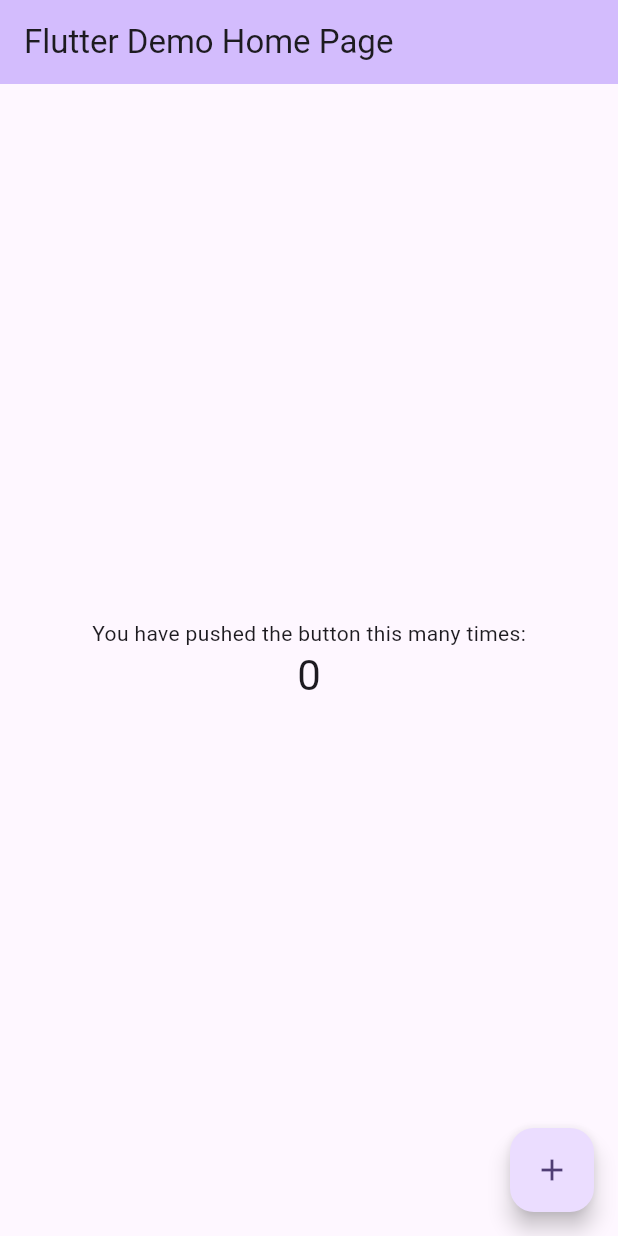
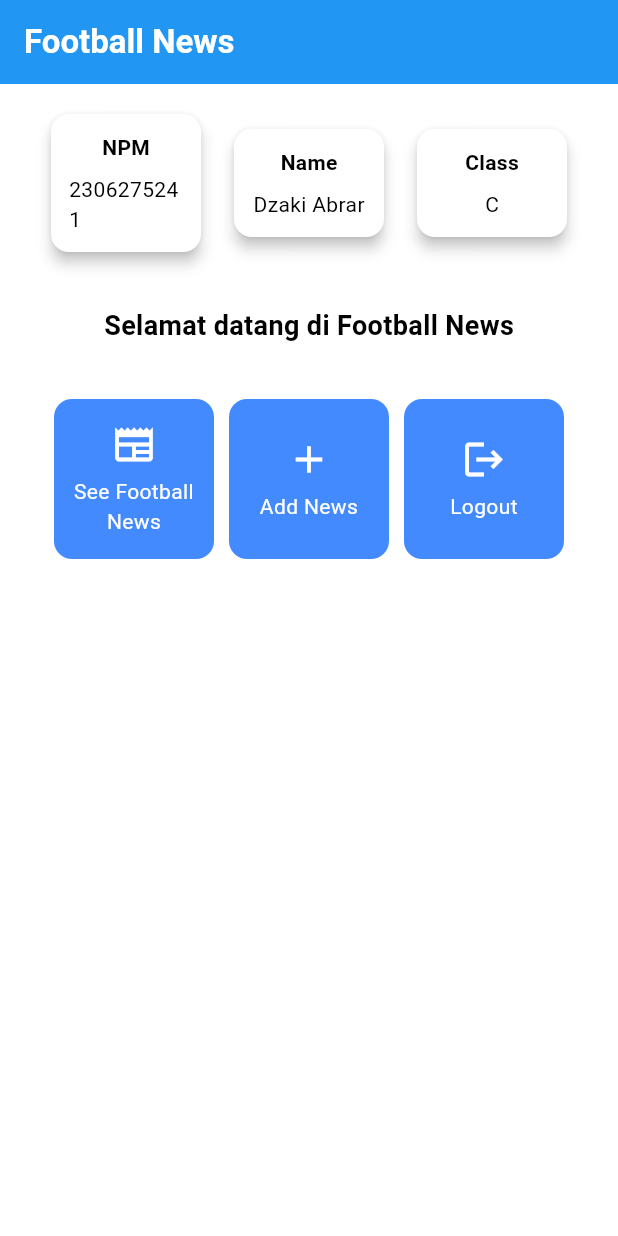
Before and after one commit to dzakiabrar/football-news-mobile, a Flutter app: the screen it shows after launch, on a phone screen of 412 x 824 dp. Run offline on Flutter 3.47's test engine with Material 3 defaults, Android fonts, the phone set to English and light mode, and no system bars.

Commit message:
tutorial 6 done

```diff
--- a/lib/main.dart
+++ b/lib/main.dart
@@ -1,4 +1,5 @@
 import 'package:flutter/material.dart';
+import 'package:football_news/menu.dart';
 
 void main() {
   runApp(const MyApp());
@@ -7,116 +8,17 @@ void main() {
 class MyApp extends StatelessWidget {
   const MyApp({super.key});
 
-  // This widget is the root of your application.
   @override
   Widget build(BuildContext context) {
     return MaterialApp(
-      title: 'Flutter Demo',
+      title: 'Football News',
       theme: ThemeData(
-        // This is the theme of your application.
-        //
-        // TRY THIS: Try running your application with "flutter run". You'll see
-        // the application has a purple toolbar. Then, without quitting the app,
-        // try changing the seedColor in the colorScheme below to Colors.green
-        // and then invoke "hot reload" (save your changes or press the "hot
-        // reload" button in a Flutter-supported IDE, or press "r" if you used
-        // the command line to start the app).
-        //
-        // Notice that the counter didn't reset back to zero; the application
-        // state is not lost during the reload. To reset the state, use hot
-        // restart instead.
-        //
-        // This works for code too, not just values: Most code changes can be
-        // tested with just a hot reload.
-        colorScheme: ColorScheme.fromSeed(seedColor: Colors.deepPurple),
+        colorScheme: ColorScheme.fromSwatch(
+          primarySwatch: Colors.blue,
+        ).copyWith(secondary: Colors.blueAccent),
       ),
-      home: const MyHomePage(title: 'Flutter Demo Home Page'),
+      home: MyHomePage(),
+      debugShowCheckedModeBanner: false, // hilangkan banner "DEBUG"
     );
   }
 }
-
-class MyHomePage extends StatefulWidget {
-  const MyHomePage({super.key, required this.title});
-
-  // This widget is the home page of your application. It is stateful, meaning
-  // that it has a State object (defined below) that contains fields that affect
-  // how it looks.
-
-  // This class is the configuration for the state. It holds the values (in this
-  // case the title) provided by the parent (in this case the App widget) and
-  // used by the build method of the State. Fields in a Widget subclass are
-  // always marked "final".
-
-  final String title;
-
-  @override
-  State<MyHomePage> createState() => _MyHomePageState();
-}
-
-class _MyHomePageState extends State<MyHomePage> {
-  int _counter = 0;
-
-  void _incrementCounter() {
-    setState(() {
-      // This call to setState tells the Flutter framework that something has
-      // changed in this State, which causes it to rerun the build method below
-      // so that the display can reflect the updated values. If we changed
-      // _counter without calling setState(), then the build method would not be
-      // called again, and so nothing would appear to happen.
-      _counter++;
-    });
-  }
-
-  @override
-  Widget build(BuildContext context) {
-    // This method is rerun every time setState is called, for instance as done
-    // by the _incrementCounter method above.
-    //
-    // The Flutter framework has been optimized to make rerunning build methods
-    // fast, so that you can just rebuild anything that needs updating rather
-    // than having to individually change instances of widgets.
-    return Scaffold(
-      appBar: AppBar(
-        // TRY THIS: Try changing the color here to a specific color (to
-        // Colors.amber, perhaps?) and trigger a hot reload to see the AppBar
-        // change color while the other colors stay the same.
-        backgroundColor: Theme.of(context).colorScheme.inversePrimary,
-        // Here we take the value from the MyHomePage object that was created by
-        // the App.build method, and use it to set our appbar title.
-        title: Text(widget.title),
-      ),
-      body: Center(
-        // Center is a layout widget. It takes a single child and positions it
-        // in the middle of the parent.
-        child: Column(
-          // Column is also a layout widget. It takes a list of children and
-          // arranges them vertically. By default, it sizes itself to fit its
-          // children horizontally, and tries to be as tall as its parent.
-          //
-          // Column has various properties to control how it sizes itself and
-          // how it positions its children. Here we use mainAxisAlignment to
-          // center the children vertically; the main axis here is the vertical
-          // axis because Columns are vertical (the cross axis would be
-          // horizontal).
-          //
-          // TRY THIS: Invoke "debug painting" (choose the "Toggle Debug Paint"
-          // action in the IDE, or press "p" in the console), to see the
-          // wireframe for each widget.
-          mainAxisAlignment: MainAxisAlignment.center,
-          children: <Widget>[
-            const Text('You have pushed the button this many times:'),
-            Text(
-              '$_counter',
-              style: Theme.of(context).textTheme.headlineMedium,
-            ),
-          ],
-        ),
-      ),
-      floatingActionButton: FloatingActionButton(
-        onPressed: _incrementCounter,
-        tooltip: 'Increment',
-        child: const Icon(Icons.add),
-      ), // This trailing comma makes auto-formatting nicer for build methods.
-    );
-  }
-}
--- /dev/null
+++ b/lib/menu.dart
@@ -0,0 +1,149 @@
+import 'package:flutter/material.dart';
+
+class MyHomePage extends StatelessWidget {
+  MyHomePage({super.key});
+
+  final String nama = "Dzaki Abrar"; // ✅ tambahkan titik koma
+  final String npm = "2306275241"; // ✅ tambahkan titik koma
+  final String kelas = "C"; // ✅ tambahkan titik koma
+
+  final List<ItemHomepage> items = [
+    ItemHomepage("See Football News", Icons.newspaper),
+    ItemHomepage("Add News", Icons.add),
+    ItemHomepage("Logout", Icons.logout),
+  ];
+
+  @override
+  Widget build(BuildContext context) {
+    return Scaffold(
+      appBar: AppBar(
+        title: const Text(
+          'Football News',
+          style: TextStyle(color: Colors.white, fontWeight: FontWeight.bold),
+        ),
+        backgroundColor: Theme.of(context).colorScheme.primary,
+      ),
+      body: Padding(
+        padding: const EdgeInsets.all(16.0),
+        child: Column(
+          crossAxisAlignment: CrossAxisAlignment.center,
+          children: [
+            Row(
+              mainAxisAlignment: MainAxisAlignment.spaceEvenly,
+              children: [
+                InfoCard(title: 'NPM', content: npm),
+                InfoCard(title: 'Name', content: nama),
+                InfoCard(title: 'Class', content: kelas),
+              ],
+            ),
+            const SizedBox(height: 16.0),
+            Center(
+              child: Column(
+                children: [
+                  const Padding(
+                    padding: EdgeInsets.only(top: 16.0),
+                    child: Text(
+                      'Selamat datang di Football News',
+                      style: TextStyle(
+                        fontWeight: FontWeight.bold,
+                        fontSize: 18.0,
+                      ),
+                    ),
+                  ),
+                  const SizedBox(height: 16.0),
+
+                  GridView.count(
+                    primary: false,
+                    padding: const EdgeInsets.all(20),
+                    crossAxisSpacing: 10,
+                    mainAxisSpacing: 10,
+                    crossAxisCount: 3,
+                    shrinkWrap: true,
+                    children: items.map((ItemHomepage item) {
+                      return ItemCard(item);
+                    }).toList(),
+                  ),
+                ],
+              ),
+            ),
+          ],
+        ),
+      ),
+    );
+  }
+}
+
+class InfoCard extends StatelessWidget {
+  final String title;
+  final String content;
+
+  const InfoCard({super.key, required this.title, required this.content});
+
+  @override
+  Widget build(BuildContext context) {
+    return Card(
+      elevation: 4,
+      shape: RoundedRectangleBorder(borderRadius: BorderRadius.circular(12)),
+      child: Container(
+        width: 100,
+        padding: const EdgeInsets.all(12.0),
+        child: Column(
+          children: [
+            Text(title, style: const TextStyle(fontWeight: FontWeight.bold)),
+            const SizedBox(height: 8),
+            Text(content),
+          ],
+        ),
+      ),
+    );
+  }
+}
+
+class ItemHomepage {
+  final String name;
+  final IconData icon;
+
+  ItemHomepage(this.name, this.icon);
+}
+
+class ItemCard extends StatelessWidget {
+  final ItemHomepage item;
+
+  const ItemCard(this.item, {super.key});
+
+  @override
+  Widget build(BuildContext context) {
+    return Material(
+      color: Theme.of(context).colorScheme.secondary,
+      borderRadius: BorderRadius.circular(12),
+      child: InkWell(
+        onTap: () {
+          ScaffoldMessenger.of(context)
+            ..hideCurrentSnackBar()
+            ..showSnackBar(
+              SnackBar(
+                content: Text("Kamu telah menekan tombol ${item.name}!"),
+              ),
+            );
+        },
+        child: Container(
+          padding: const EdgeInsets.all(8),
+          child: Center(
+            child: Column(
+              mainAxisAlignment: MainAxisAlignment.center,
+              children: [
+                Icon(item.icon, color: Colors.white, size: 30.0),
+                const Padding(padding: EdgeInsets.all(3)),
+                Text(
+                  item.name,
+                  textAlign: TextAlign.center,
+                  style: const TextStyle(color: Colors.white),
+                ),
+              ],
+            ),
+          ),
+        ),
+      ),
+    );
+  }
+}
```
